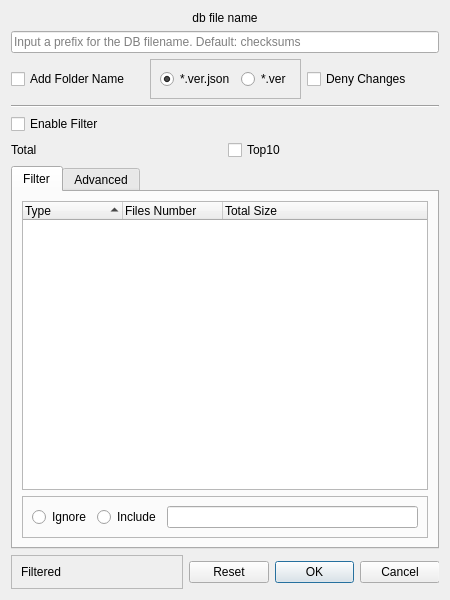
This is src/dialogdbcreation.ui in artemvlas/veretino as Qt 5 draws it before an edit. The edited form follows.
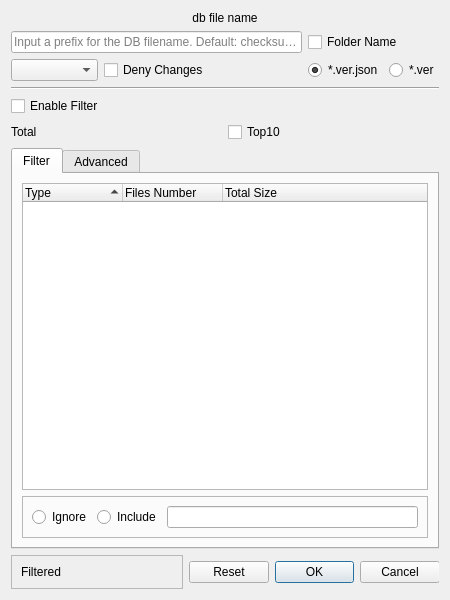
This is the edited form. Custom widgets are drawn as their Qt base class.

Commit message: [DialogDbCreation] added algo selection

Patch:
```diff
--- a/src/dialogdbcreation.ui
+++ b/src/dialogdbcreation.ui
@@ -16,22 +16,26 @@
   <layout class="QVBoxLayout" name="verticalLayout">
    <item>
     <layout class="QGridLayout" name="gridLayout">
-     <item row="2" column="0">
-      <widget class="QCheckBox" name="cb_add_folder_name">
-       <property name="text">
-        <string>Add Folder Name</string>
-       </property>
-      </widget>
-     </item>
      <item row="2" column="1">
-      <widget class="QFrame" name="frame">
-       <property name="frameShape">
-        <enum>QFrame::Shape::StyledPanel</enum>
+      <widget class="QCheckBox" name="cb_flag_const">
+       <property name="text">
+        <string>Deny Changes</string>
        </property>
-       <property name="frameShadow">
-        <enum>QFrame::Shadow::Raised</enum>
-       </property>
-       <layout class="QHBoxLayout" name="horizontalLayout_3">
+      </widget>
+     </item>
+     <item row="1" column="3">
+      <layout class="QHBoxLayout" name="horizontalLayout_4">
+       <item>
+        <widget class="QCheckBox" name="cb_add_folder_name">
+         <property name="text">
+          <string>Folder Name</string>
+         </property>
+        </widget>
+       </item>
+      </layout>
+     </item>
+     <item row="2" column="3">
+      <layout class="QHBoxLayout" name="horizontalLayout_5">
         <item>
          <widget class="QRadioButton" name="rb_ext_long">
           <property name="text">
@@ -50,14 +54,9 @@
          </widget>
         </item>
        </layout>
-      </widget>
      </item>
-     <item row="2" column="2">
-      <widget class="QCheckBox" name="cb_flag_const">
-       <property name="text">
-        <string>Deny Changes</string>
-       </property>
-      </widget>
+     <item row="2" column="0">
+      <widget class="QComboBox" name="cmb_algo"/>
      </item>
      <item row="1" column="0" colspan="3">
       <widget class="QLineEdit" name="inp_db_filename">
@@ -69,7 +68,7 @@
        </property>
       </widget>
      </item>
-     <item row="0" column="0" colspan="3">
+     <item row="0" column="0" colspan="4">
       <widget class="QLabel" name="l_db_filename">
        <property name="text">
         <string>db file name</string>
```
Lines whose indentation alone changed are shown as unchanged. The commit also changes 5 other files.
